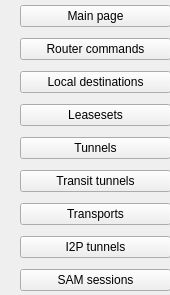
Before: the Qt Designer form qt/i2pd_qt/statusbuttons.ui in PurpleI2P/i2pd, drawn with Qt 5.
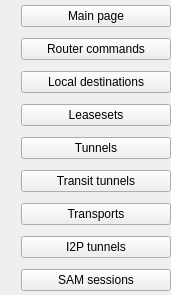
After: the same form once the commit is applied.

Commit message: qt ui - now pixel perfect buttons

What changed in the file:
```diff
--- a/qt/i2pd_qt/statusbuttons.ui
+++ b/qt/i2pd_qt/statusbuttons.ui
@@ -6,7 +6,7 @@
    <rect>
     <x>0</x>
     <y>0</y>
-    <width>170</width>
+    <width>171</width>
     <height>295</height>
    </rect>
   </property>
@@ -18,7 +18,7 @@
   </property>
   <property name="minimumSize">
    <size>
-    <width>170</width>
+    <width>171</width>
     <height>295</height>
    </size>
   </property>
@@ -28,10 +28,10 @@
   <widget class="QWidget" name="verticalLayoutWidget">
    <property name="geometry">
     <rect>
-     <x>20</x>
+     <x>21</x>
      <y>0</y>
-     <width>151</width>
-     <height>301</height>
+     <width>171</width>
+     <height>300</height>
     </rect>
    </property>
    <layout class="QVBoxLayout" name="verticalLayout">
@@ -40,6 +40,12 @@
     </property>
     <item>
      <widget class="QPushButton" name="mainPagePushButton">
+      <property name="maximumSize">
+       <size>
+        <width>150</width>
+        <height>16777215</height>
+       </size>
+      </property>
       <property name="text">
        <string>Main page</string>
       </property>
@@ -47,6 +53,12 @@
     </item>
     <item>
      <widget class="QPushButton" name="routerCommandsPushButton">
+      <property name="maximumSize">
+       <size>
+        <width>150</width>
+        <height>16777215</height>
+       </size>
+      </property>
       <property name="text">
        <string>Router commands</string>
       </property>
@@ -54,6 +66,12 @@
     </item>
     <item>
      <widget class="QPushButton" name="localDestinationsPushButton">
+      <property name="maximumSize">
+       <size>
+        <width>150</width>
+        <height>16777215</height>
+       </size>
+      </property>
       <property name="text">
        <string>Local destinations</string>
       </property>
@@ -61,6 +79,12 @@
     </item>
     <item>
      <widget class="QPushButton" name="leasesetsPushButton">
+      <property name="maximumSize">
+       <size>
+        <width>150</width>
+        <height>16777215</height>
+       </size>
+      </property>
       <property name="text">
        <string>Leasesets</string>
       </property>
@@ -68,6 +92,12 @@
     </item>
     <item>
      <widget class="QPushButton" name="tunnelsPushButton">
+      <property name="maximumSize">
+       <size>
+        <width>150</width>
+        <height>16777215</height>
+       </size>
+      </property>
       <property name="text">
        <string>Tunnels</string>
       </property>
@@ -75,6 +105,12 @@
     </item>
     <item>
      <widget class="QPushButton" name="transitTunnelsPushButton">
+      <property name="maximumSize">
+       <size>
+        <width>150</width>
+        <height>16777215</height>
+       </size>
+      </property>
       <property name="text">
        <string>Transit tunnels</string>
       </property>
@@ -82,6 +118,12 @@
     </item>
     <item>
      <widget class="QPushButton" name="transportsPushButton">
+      <property name="maximumSize">
+       <size>
+        <width>150</width>
+        <height>16777215</height>
+       </size>
+      </property>
       <property name="text">
        <string>Transports</string>
       </property>
@@ -89,6 +131,12 @@
     </item>
     <item>
      <widget class="QPushButton" name="i2pTunnelsPushButton">
+      <property name="maximumSize">
+       <size>
+        <width>150</width>
+        <height>16777215</height>
+       </size>
+      </property>
       <property name="text">
        <string>I2P tunnels</string>
       </property>
@@ -96,6 +144,12 @@
     </item>
     <item>
      <widget class="QPushButton" name="samSessionsPushButton">
+      <property name="maximumSize">
+       <size>
+        <width>150</width>
+        <height>16777215</height>
+       </size>
+      </property>
       <property name="text">
        <string>SAM sessions</string>
       </property>
```
The commit also changes 2 other files.
